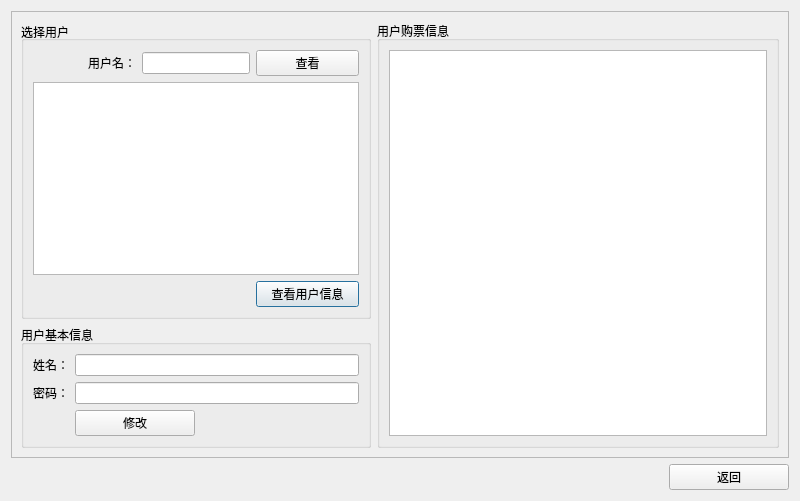
First picture: the form in Ticket/queryuserdialog.ui, repository idy002/ticket, before the edit.
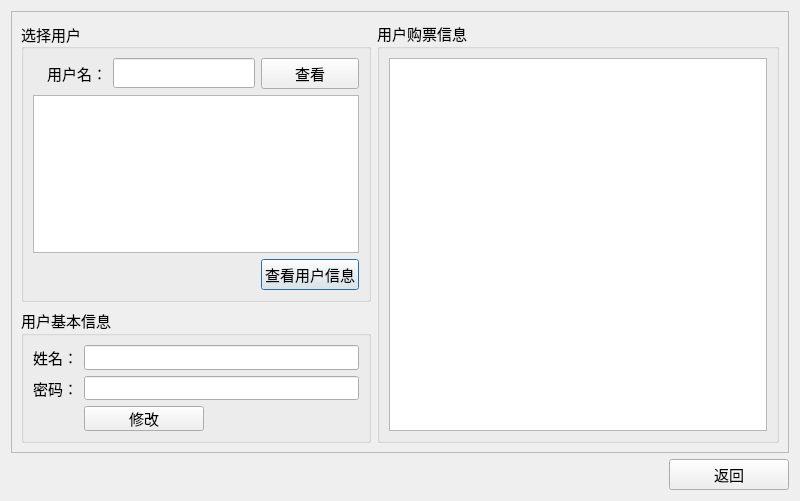
Second picture: the form after the edit.

What changed in the file:
```diff
--- a/Ticket/queryuserdialog.ui
+++ b/Ticket/queryuserdialog.ui
@@ -19,6 +19,12 @@
   <layout class="QVBoxLayout" name="verticalLayout">
    <item>
     <widget class="QFrame" name="frame">
+     <property name="font">
+      <font>
+       <family>华文楷体</family>
+       <pointsize>11</pointsize>
+      </font>
+     </property>
      <property name="frameShape">
       <enum>QFrame::StyledPanel</enum>
      </property>
@@ -34,6 +40,12 @@
           <height>16777215</height>
          </size>
         </property>
+        <property name="font">
+         <font>
+          <family>华文楷体</family>
+          <pointsize>11</pointsize>
+         </font>
+        </property>
         <property name="title">
          <string>选择用户</string>
         </property>
@@ -49,6 +61,12 @@
              <height>16777215</height>
             </size>
            </property>
+           <property name="font">
+            <font>
+             <family>华文楷体</family>
+             <pointsize>11</pointsize>
+            </font>
+           </property>
            <property name="text">
             <string>查看用户信息</string>
            </property>
@@ -56,6 +74,12 @@
          </item>
          <item row="0" column="2">
           <widget class="QPushButton" name="showPushButton">
+           <property name="font">
+            <font>
+             <family>华文楷体</family>
+             <pointsize>11</pointsize>
+            </font>
+           </property>
            <property name="text">
             <string>查看</string>
            </property>
@@ -75,6 +99,12 @@
              <height>16777215</height>
             </size>
            </property>
+           <property name="font">
+            <font>
+             <family>华文楷体</family>
+             <pointsize>11</pointsize>
+            </font>
+           </property>
           </widget>
          </item>
          <item row="0" column="0">
@@ -85,6 +115,12 @@
              <verstretch>0</verstretch>
             </sizepolicy>
            </property>
+           <property name="font">
+            <font>
+             <family>华文楷体</family>
+             <pointsize>11</pointsize>
+            </font>
+           </property>
            <property name="text">
             <string>用户名：</string>
            </property>
@@ -101,6 +137,12 @@
              <verstretch>0</verstretch>
             </sizepolicy>
            </property>
+           <property name="font">
+            <font>
+             <family>华文楷体</family>
+             <pointsize>11</pointsize>
+            </font>
+           </property>
           </widget>
          </item>
         </layout>
@@ -114,6 +156,12 @@
           <height>135</height>
          </size>
         </property>
+        <property name="font">
+         <font>
+          <family>华文楷体</family>
+          <pointsize>11</pointsize>
+         </font>
+        </property>
         <property name="layoutDirection">
          <enum>Qt::LeftToRight</enum>
         </property>
@@ -126,23 +174,49 @@
          </property>
          <item row="0" column="0">
           <widget class="QLabel" name="label_2">
+           <property name="font">
+            <font>
+             <family>华文楷体</family>
+             <pointsize>11</pointsize>
+            </font>
+           </property>
            <property name="text">
             <string>姓名：</string>
            </property>
           </widget>
          </item>
          <item row="0" column="1">
-          <widget class="QLineEdit" name="nameLineEdit"/>
+          <widget class="QLineEdit" name="nameLineEdit">
+           <property name="font">
+            <font>
+             <family>华文楷体</family>
+             <pointsize>11</pointsize>
+            </font>
+           </property>
+          </widget>
          </item>
          <item row="1" column="0">
           <widget class="QLabel" name="label_3">
+           <property name="font">
+            <font>
+             <family>华文楷体</family>
+             <pointsize>11</pointsize>
+            </font>
+           </property>
            <property name="text">
             <string>密码：</string>
            </property>
           </widget>
          </item>
          <item row="1" column="1">
-          <widget class="QLineEdit" name="pwdLineEdit"/>
+          <widget class="QLineEdit" name="pwdLineEdit">
+           <property name="font">
+            <font>
+             <family>华文楷体</family>
+             <pointsize>11</pointsize>
+            </font>
+           </property>
+          </widget>
          </item>
          <item row="3" column="1">
           <widget class="QPushButton" name="modifyLineEdit">
@@ -152,6 +226,12 @@
              <height>16777215</height>
             </size>
            </property>
+           <property name="font">
+            <font>
+             <family>华文楷体</family>
+             <pointsize>11</pointsize>
+            </font>
+           </property>
            <property name="layoutDirection">
             <enum>Qt::RightToLeft</enum>
            </property>
@@ -165,12 +245,25 @@
       </item>
       <item row="0" column="1" rowspan="2">
        <widget class="QGroupBox" name="groupBox_3">
+        <property name="font">
+         <font>
+          <family>华文楷体</family>
+          <pointsize>11</pointsize>
+         </font>
+        </property>
         <property name="title">
          <string>用户购票信息</string>
         </property>
         <layout class="QGridLayout" name="gridLayout_3">
          <item row="0" column="0">
-          <widget class="QTableWidget" name="tableWidget"/>
+          <widget class="QTableWidget" name="tableWidget">
+           <property name="font">
+            <font>
+             <family>华文楷体</family>
+             <pointsize>11</pointsize>
+            </font>
+           </property>
+          </widget>
          </item>
         </layout>
        </widget>
@@ -192,6 +285,12 @@
        <height>16777215</height>
       </size>
      </property>
+     <property name="font">
+      <font>
+       <family>华文楷体</family>
+       <pointsize>11</pointsize>
+      </font>
+     </property>
      <property name="layoutDirection">
       <enum>Qt::RightToLeft</enum>
      </property>
```
